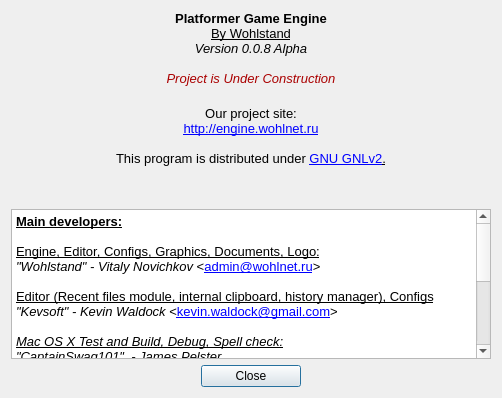
Above: Editor/about_dialog/aboutdialog.ui from WohlSoft/Moondust-Project before the change. Below: the same form after it.
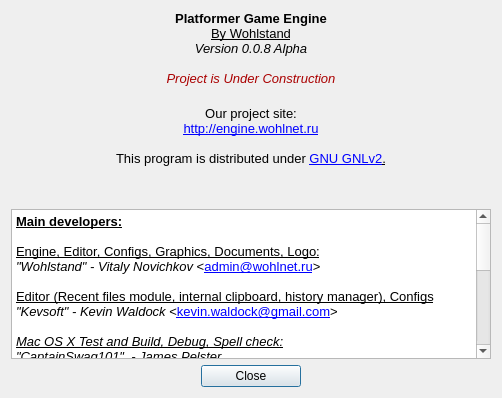
That is the form after the change. Icons and pictures are not drawn.

Commit message: Added translators info into about dialog

```diff
--- a/Editor/about_dialog/aboutdialog.ui
+++ b/Editor/about_dialog/aboutdialog.ui
@@ -199,6 +199,9 @@
 &lt;p style=&quot; margin-top:0px; margin-bottom:0px; margin-left:0px; margin-right:0px; -qt-block-indent:0; text-indent:0px;&quot;&gt;&lt;span style=&quot; font-family:'Liberation Sans'; text-decoration: underline;&quot;&gt;Graphics, Documents, Spell check:&lt;/span&gt;&lt;/p&gt;
 &lt;p style=&quot; margin-top:0px; margin-bottom:0px; margin-left:0px; margin-right:0px; -qt-block-indent:0; text-indent:0px;&quot;&gt;&lt;span style=&quot; font-family:'Liberation Sans'; font-style:italic;&quot;&gt;Veudekato&lt;/span&gt;&lt;/p&gt;
 &lt;p style=&quot;-qt-paragraph-type:empty; margin-top:0px; margin-bottom:0px; margin-left:0px; margin-right:0px; -qt-block-indent:0; text-indent:0px; font-family:'Liberation Sans'; font-style:italic;&quot;&gt;&lt;br /&gt;&lt;/p&gt;
+&lt;p style=&quot; margin-top:0px; margin-bottom:0px; margin-left:0px; margin-right:0px; -qt-block-indent:0; text-indent:0px;&quot;&gt;&lt;span style=&quot; font-family:'Liberation Sans'; font-weight:600;&quot;&gt;Translation:&lt;br /&gt;&lt;/span&gt;&lt;span style=&quot; font-family:'Liberation Sans';&quot;&gt;English	- &lt;/span&gt;&lt;span style=&quot; font-family:'Liberation Sans'; font-style:italic;&quot;&gt;&amp;quot;Wohlstand&amp;quot; - Vitaly Novichkov&lt;/span&gt;&lt;/p&gt;
+&lt;p style=&quot; margin-top:0px; margin-bottom:0px; margin-left:0px; margin-right:0px; -qt-block-indent:0; text-indent:0px;&quot;&gt;&lt;span style=&quot; font-family:'Liberation Sans';&quot;&gt;Russian	- &lt;/span&gt;&lt;span style=&quot; font-family:'Liberation Sans'; font-style:italic;&quot;&gt;&amp;quot;Wohlstand&amp;quot; - Vitaly Novichkov&lt;/span&gt;&lt;span style=&quot; font-family:'Liberation Sans';&quot;&gt;&lt;br /&gt;German	- &lt;/span&gt;&lt;span style=&quot; font-family:'Liberation Sans'; font-style:italic;&quot;&gt;&amp;quot;Kevsoft&amp;quot; - Kevin Waldock&lt;/span&gt;&lt;/p&gt;
+&lt;p style=&quot;-qt-paragraph-type:empty; margin-top:0px; margin-bottom:0px; margin-left:0px; margin-right:0px; -qt-block-indent:0; text-indent:0px; font-family:'Liberation Sans'; font-style:italic;&quot;&gt;&lt;br /&gt;&lt;/p&gt;
 &lt;p style=&quot; margin-top:0px; margin-bottom:0px; margin-left:0px; margin-right:0px; -qt-block-indent:0; text-indent:0px;&quot;&gt;&lt;span style=&quot; font-family:'Liberation Sans'; font-weight:600; text-decoration: underline;&quot;&gt;Big thanks to:&lt;/span&gt;&lt;/p&gt;
 &lt;p style=&quot;-qt-paragraph-type:empty; margin-top:0px; margin-bottom:0px; margin-left:0px; margin-right:0px; -qt-block-indent:0; text-indent:0px; font-family:'Liberation Sans';&quot;&gt;&lt;br /&gt;&lt;/p&gt;
 &lt;p style=&quot; margin-top:0px; margin-bottom:0px; margin-left:0px; margin-right:0px; -qt-block-indent:0; text-indent:0px;&quot;&gt;&lt;span style=&quot; font-family:'Liberation Sans'; font-style:italic;&quot;&gt;Natsu - help with logo&lt;/span&gt;&lt;span style=&quot; font-family:'Liberation Sans'; font-weight:600; text-decoration: underline;&quot;&gt;&lt;br /&gt;&lt;/span&gt;&lt;span style=&quot; font-family:'Liberation Sans'; font-style:italic;&quot;&gt;h2643&lt;/span&gt;&lt;/p&gt;
```
